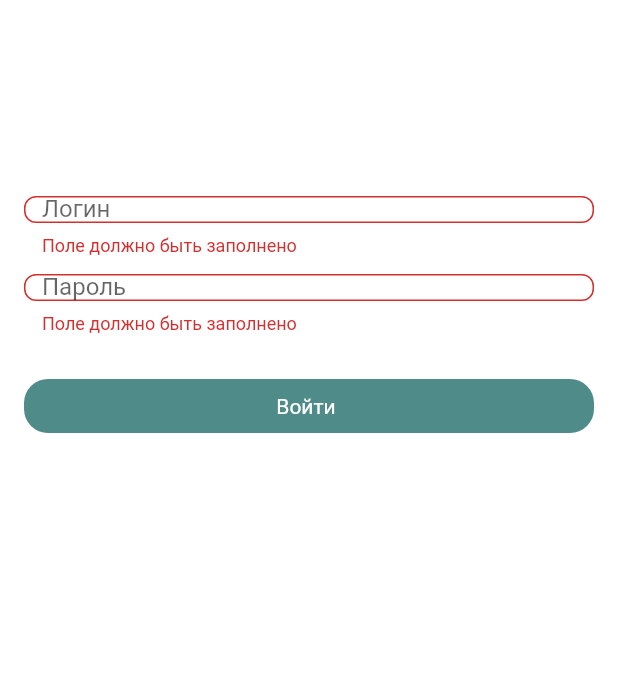
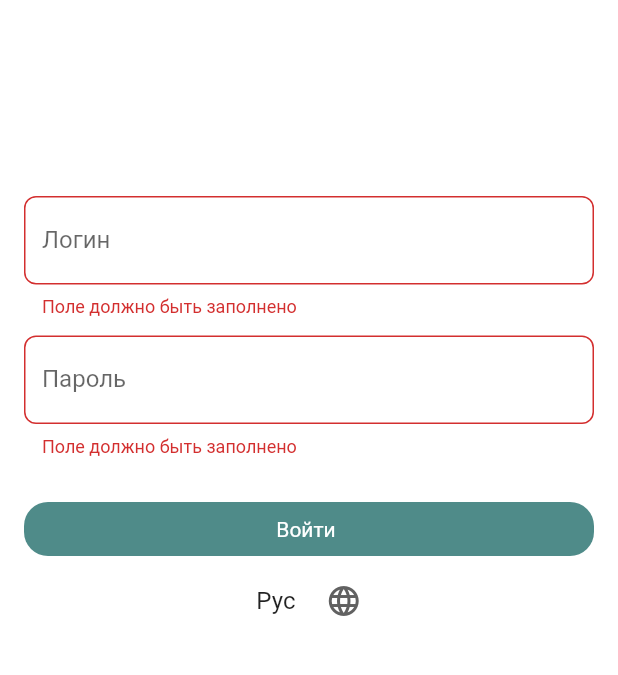
Before and after one commit to EbriusQuasimodo/project_SMM, a Flutter app: the screen it shows after launch, after a tap on "Войти", on a phone screen of 412 x 824 dp, the part 140-815 px from its top. Run offline on Flutter 3.47's test engine with Material 2 defaults, Android fonts, the phone set to English and light mode, and no system bars; our stand-ins replace bloc, flutter_bloc, flutter_svg, shared_preferences; generated files the repository leaves out were written again.

Commit message:
refactoring auth

```diff
--- a/lib/app.dart
+++ b/lib/app.dart
@@ -49,9 +49,8 @@ class MyApp extends StatelessWidget {
           initialRoute: AppRoutes.auth,
           routes: {
             AppRoutes.mainPage: (context) => const MainPage(),
-            AppRoutes.auth: (context) => Provider(
-                create: (context) => AuthBloc()..add(AuthStartEvent()),
-                child: const AuthPage()),
+            AppRoutes.auth: (context) =>
+                Provider(create: (context) => AuthBloc(), child: AuthPage()),
           },
         ),
       ),
--- a/lib/entities/constants.dart
+++ b/lib/entities/constants.dart
@@ -1,3 +1,4 @@
-class AppConstants{
+class AppConstants {
   static const String LOCALE = 'LOCALE';
+  static const String TOKEN = 'TOKEN';
 }
--- a/lib/features/auth_feature/auth_bloc/auth_bloc.dart
+++ b/lib/features/auth_feature/auth_bloc/auth_bloc.dart
@@ -1,4 +1,3 @@
-
 import 'package:bloc/bloc.dart';
 import 'package:meta/meta.dart';
 
@@ -17,9 +16,5 @@ class AuthBloc extends Bloc<AuthEvent, AuthState> {
         emit(AuthFailedState(message: 'Неверный логин или пароль'));
       }
     });
-
-    on<AuthStartEvent>((event, emit) {
-      emit(AuthStartState());
-    });
   }
 }
--- a/lib/features/auth_feature/auth_bloc/auth_event.dart
+++ b/lib/features/auth_feature/auth_bloc/auth_event.dart
@@ -2,8 +2,6 @@ part of 'auth_bloc.dart';
 
 @immutable
 abstract class AuthEvent {}
-
-class AuthStartEvent extends AuthEvent {}
 
 class AuthLoginEvent extends AuthEvent {
   final String login;
--- a/lib/features/auth_feature/auth_bloc/auth_state.dart
+++ b/lib/features/auth_feature/auth_bloc/auth_state.dart
@@ -4,8 +4,6 @@ part of 'auth_bloc.dart';
 abstract class AuthState {}
 
 class AuthInitial extends AuthState {}
-
-class AuthStartState extends AuthState {}
 
 class AuthLoadingState extends AuthState {}
 
--- a/lib/features/auth_feature/auth_button_widget.dart
+++ b/lib/features/auth_feature/auth_button_widget.dart
@@ -1,14 +1,10 @@
 import 'package:flutter/material.dart';
-import 'package:flutter_bloc/flutter_bloc.dart';
 import 'package:flutter_gen/gen_l10n/app_localizations.dart';
 import 'package:project_smm/app/constants/theme_app.dart';
-import 'package:project_smm/features/auth_feature/auth_bloc/auth_bloc.dart';
 
 class AuthButtonWidget extends StatelessWidget {
-  final String login;
-  final String password;
-  final GlobalKey<FormState> formKey;
-  const AuthButtonWidget({Key? key, required this.login, required this.password, required this.formKey}) : super(key: key);
+  final VoidCallback onTap;
+  const AuthButtonWidget({Key? key, required this.onTap,}) : super(key: key);
 
   @override
   Widget build(BuildContext context) {
@@ -21,15 +17,7 @@ class AuthButtonWidget extends StatelessWidget {
         minWidth: MediaQuery.of(context).size.width,
         elevation: 0,
         onPressed: () {
-          print(login);
-          print(password);
-          if (formKey.currentState!.validate()) {
-            print(login);
-            print(password);
-            context.read<AuthBloc>().add(AuthLoginEvent(
-              login: login, password: password,
-            ));
-          }
+          onTap();
         },
         color: ThemeApp.primaryColor,
         child: Text(
--- a/lib/pages/auth_page/auth_page.dart
+++ b/lib/pages/auth_page/auth_page.dart
@@ -1,27 +1,43 @@
 import 'package:flutter/material.dart';
 import 'package:flutter_bloc/flutter_bloc.dart';
 import 'package:project_smm/app/constants/app_routes.dart';
+import 'package:project_smm/app/local_storage.dart';
+import 'package:project_smm/entities/constants.dart';
 import 'package:project_smm/features/auth_feature/auth_bloc/auth_bloc.dart';
-import 'package:project_smm/widgets/auth_widget/text_form_widget.dart';
-import 'package:project_smm/widgets/auth_widget/logo_picture_widget.dart';
+import 'package:project_smm/features/auth_feature/auth_button_widget.dart';
+import 'package:project_smm/widgets/auth_widgets/change_locale_widget.dart';
+import 'package:project_smm/widgets/auth_widgets/login_form_field_widget.dart';
+import 'package:project_smm/widgets/auth_widgets/logo_picture_widget.dart';
+import 'package:project_smm/widgets/auth_widgets/password_form_field_widget.dart';
 
-class AuthPage extends StatefulWidget {
-  const AuthPage({
+class AuthPage extends StatelessWidget {
+  AuthPage({
     super.key,
   });
 
-  @override
-  State<AuthPage> createState() => _AuthPageState();
-}
+  final TextEditingController _controllerLogin = TextEditingController();
 
-class _AuthPageState extends State<AuthPage> {
+  final TextEditingController _controllerPassword = TextEditingController();
+
+  final _formKey = GlobalKey<FormState>();
+
   @override
   Widget build(BuildContext context) {
-    return Scaffold(
-      body: BlocBuilder<AuthBloc, AuthState>(
-        builder: (context, state) {
-          if (state is AuthStartState) {
-            return SingleChildScrollView(
+    return BlocListener<AuthBloc, AuthState>(
+      listener: (context, state) {
+        if (state is AuthFailedState) {
+          ScaffoldMessenger.of(context).showSnackBar(
+            SnackBar(
+              content: Text(state.message),
+            ),
+          );
+        } else if (state is AuthDoneState) {
+          LocalStorage.setString(AppConstants.TOKEN, state.token);
+          Navigator.of(context).pushNamed(AppRoutes.mainPage);
+        }
+      },
+      child: Scaffold(
+        body: SingleChildScrollView(
           child: Column(
             mainAxisAlignment: MainAxisAlignment.start,
             children: [
@@ -29,37 +45,34 @@ class _AuthPageState extends State<AuthPage> {
               const SizedBox(
                 height: 131,
               ),
-                  FieldAndButtonAuthWidget(),
+              Form(
+                key: _formKey,
+                child: Column(
+                  children: [
+                    LoginFormFieldWidget(
+                      controllerLogin: _controllerLogin,
+                    ),
+                    PasswordFormFieldWidget(
+                        controllerPassword: _controllerPassword),
+                    AuthButtonWidget(
+                      onTap: () {
+                        if (_formKey.currentState!.validate()) {
+                          context.read<AuthBloc>().add(
+                                AuthLoginEvent(
+                                  login: _controllerLogin.text,
+                                  password: _controllerPassword.text,
+                                ),
+                              );
+                        }
+                      },
+                    ),
+                    const ChangeLocaleWidget(),
                   ],
                 ),
-            );
-          } else if (state is AuthFailedState) {
-            return SingleChildScrollView(
-              child: Column(
-                mainAxisAlignment: MainAxisAlignment.start,
-                children: [
-                  const LogoPictureWidget(),
-                  const SizedBox(
-                    height: 131,
-                  ),
-                  FieldAndButtonAuthWidget(),
-                  Text(
-                    state.message,
-                    style: const TextStyle(
-                        color: Colors.red,
-                        fontSize: 14,
-                        fontWeight: FontWeight.w400),
               ),
             ],
           ),
-            );
-          } else if (state is AuthDoneState) {
-            WidgetsBinding.instance.addPostFrameCallback((_) {
-              Navigator.of(context).pushNamed(AppRoutes.mainPage);
-            });
-          }
-          return const SizedBox.shrink();
-        },
+        ),
       ),
     );
   }
--- a/lib/widgets/auth_widget/text_form_widget.dart
+++ /dev/null
@@ -1,118 +0,0 @@
-import 'package:flutter/material.dart';
-import 'package:flutter_bloc/flutter_bloc.dart';
-import 'package:project_smm/app/constants/theme_app.dart';
-import 'package:project_smm/features/auth_feature/auth_bloc/auth_bloc.dart';
-
-import 'package:flutter_gen/gen_l10n/app_localizations.dart';
-
-class FieldAndButtonAuthWidget extends StatelessWidget {
-  FieldAndButtonAuthWidget({
-    Key? key,
-  }) : super(key: key);
-  final TextEditingController _controllerLogin = TextEditingController();
-  final TextEditingController _controllerPassword = TextEditingController();
-  final _formKey = GlobalKey<FormState>();
-
-  @override
-  Widget build(BuildContext context) {
-    return Form(
-      key: _formKey,
-      child: Column(
-        children: [
-          Padding(
-            padding: const EdgeInsets.only(bottom: 6, left: 16, right: 16),
-            child: SizedBox(
-              height: 40,
-              child: TextFormField(
-                maxLength: 14,
-                style:
-                    const TextStyle(fontSize: 16, fontWeight: FontWeight.w400),
-                controller: _controllerLogin,
-                validator: (val) {
-                  if (val!.isEmpty) {
-                    return 'Поле должно быть заполнено';
-                  }
-                  return null;
-                },
-                decoration: const InputDecoration(
-                  counterText: '',
-                  counterStyle: TextStyle(fontSize: 0),
-                  prefixIconConstraints:
-                      BoxConstraints(minWidth: 0, minHeight: 0),
-                  border: OutlineInputBorder(
-                      borderRadius: BorderRadius.all(
-                        Radius.circular(8),
-                      ),
-                      borderSide: BorderSide(
-                          color: ThemeApp.secondaryColorTextAndIcons)),
-                  labelText: 'Логин',
-                ),
-              ),
-            ),
-          ),
-          Padding(
-            padding:
-                const EdgeInsets.only(top: 6, bottom: 24, left: 16, right: 16),
-            child: SizedBox(
-              height: 40,
-              child: TextFormField(
-                maxLength: 14,
-                style:
-                    const TextStyle(fontSize: 16, fontWeight: FontWeight.w400),
-                controller: _controllerPassword,
-                validator: (val) {
-                  if (val!.isEmpty) {
-                    return 'Поле должно быть заполнено';
-                  }
-                  return null;
-                },
-                decoration: const InputDecoration(
-                  counterText: '',
-                  counterStyle: TextStyle(fontSize: 0),
-                  prefixIconConstraints:
-                      BoxConstraints(minWidth: 0, minHeight: 0),
-                  border: OutlineInputBorder(
-                      borderRadius: BorderRadius.all(
-                        Radius.circular(8),
-                      ),
-                      borderSide: BorderSide(
-                          color: ThemeApp.secondaryColorTextAndIcons)),
-                  labelText: 'Пароль',
-                ),
-              ),
-            ),
-          ),
-          Padding(
-            padding: const EdgeInsets.only(right: 16, left: 16),
-            child: MaterialButton(
-              padding: const EdgeInsets.only(
-                  right: 20, left: 16, top: 10, bottom: 10),
-              shape: RoundedRectangleBorder(
-                borderRadius: BorderRadius.circular(16),
-              ),
-              minWidth: MediaQuery.of(context).size.width,
-              elevation: 0,
-              onPressed: () {
-                if (_formKey.currentState!.validate()) {
-                  context.read<AuthBloc>().add(AuthLoginEvent(
-                        login: _controllerLogin.text,
-                        password: _controllerPassword.text,
-                      ));
-                }
-              },
-              color: ThemeApp.primaryColor,
-              child: Text(
-                AppLocalizations.of(context)!.signIn,
-                style: const TextStyle(
-                    fontWeight: FontWeight.w400,
-                    fontSize: 14,
-                    color: ThemeApp.whiteColor),
-              ),
-            ),
-          ),
-          //AuthButtonWidget(login: _controllerLogin.text,password: _controllerPassword.text,formKey: _formKey,),
-        ],
-      ),
-    );
-  }
-}
--- /dev/null
+++ b/lib/widgets/auth_widgets/login_form_field_widget.dart
@@ -0,0 +1,41 @@
+import 'package:flutter/material.dart';
+import 'package:project_smm/app/constants/theme_app.dart';
+
+class LoginFormFieldWidget extends StatelessWidget {
+  final TextEditingController controllerLogin;
+
+  const LoginFormFieldWidget({
+    Key? key,
+    required this.controllerLogin,
+  }) : super(key: key);
+
+  @override
+  Widget build(BuildContext context) {
+    return Padding(
+      padding: const EdgeInsets.only(bottom: 6, left: 16, right: 16),
+      child: TextFormField(
+        maxLength: 14,
+        style: const TextStyle(fontSize: 16, fontWeight: FontWeight.w400),
+        controller: controllerLogin,
+        validator: (val) {
+          if (val!.isEmpty) {
+            return 'Поле должно быть заполнено';
+          }
+          return null;
+        },
+        decoration: const InputDecoration(
+          counterText: '',
+          counterStyle: TextStyle(fontSize: 0),
+          prefixIconConstraints: BoxConstraints(minWidth: 0, minHeight: 0),
+          border: OutlineInputBorder(
+              borderRadius: BorderRadius.all(
+                Radius.circular(8),
+              ),
+              borderSide:
+                  BorderSide(color: ThemeApp.secondaryColorTextAndIcons)),
+          labelText: 'Логин',
+        ),
+      ),
+    );
+  }
+}
--- /dev/null
+++ b/lib/widgets/auth_widgets/password_form_field_widget.dart
@@ -0,0 +1,41 @@
+import 'package:flutter/material.dart';
+import 'package:project_smm/app/constants/theme_app.dart';
+
+class PasswordFormFieldWidget extends StatelessWidget {
+  final TextEditingController controllerPassword;
+
+  const PasswordFormFieldWidget({
+    Key? key,
+    required this.controllerPassword,
+  }) : super(key: key);
+
+  @override
+  Widget build(BuildContext context) {
+    return Padding(
+      padding: const EdgeInsets.only(top: 6, bottom: 24, left: 16, right: 16),
+      child: TextFormField(
+        maxLength: 14,
+        style: const TextStyle(fontSize: 16, fontWeight: FontWeight.w400),
+        controller: controllerPassword,
+        validator: (val) {
+          if (val!.isEmpty) {
+            return 'Поле должно быть заполнено';
+          }
+          return null;
+        },
+        decoration: const InputDecoration(
+          counterText: '',
+          counterStyle: TextStyle(fontSize: 0),
+          prefixIconConstraints: BoxConstraints(minWidth: 0, minHeight: 0),
+          border: OutlineInputBorder(
+              borderRadius: BorderRadius.all(
+                Radius.circular(8),
+              ),
+              borderSide:
+                  BorderSide(color: ThemeApp.secondaryColorTextAndIcons)),
+          labelText: 'Пароль',
+        ),
+      ),
+    );
+  }
+}
```
Also changed, not shown: lib/widgets/auth_widgets/change_locale_widget.dart (renamed from lib/widgets/auth_widget/change_locale_widget.dart), lib/widgets/auth_widgets/logo_picture_widget.dart (renamed from lib/widgets/auth_widget/logo_picture_widget.dart). Lines whose indentation alone changed are shown as unchanged.
